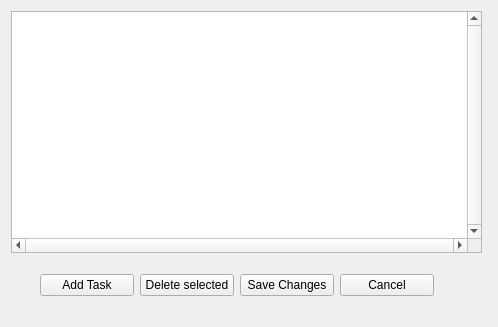
This is src/view/EditCommittees.ui in RachelSugar/cooper as Qt 5 draws it before an edit. The edited form follows.
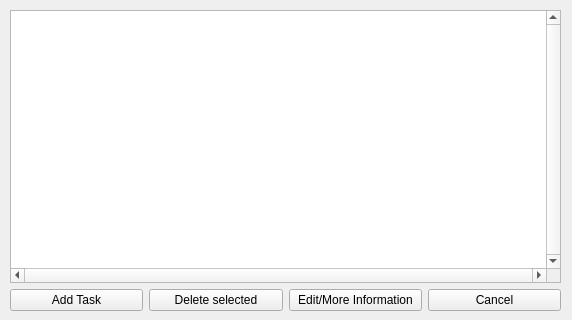
This is the edited form.

Commit message: removed save button, added 'edit/info' button

Diff of the .ui file:
```diff
--- a/src/view/EditCommittees.ui
+++ b/src/view/EditCommittees.ui
@@ -8,22 +8,25 @@
    <rect>
     <x>0</x>
     <y>0</y>
-    <width>498</width>
-    <height>327</height>
+    <width>572</width>
+    <height>320</height>
    </rect>
   </property>
   <property name="windowTitle" >
    <string>Viewing committees</string>
   </property>
+  <widget class="QWidget" name="" >
+   <property name="geometry" >
+    <rect>
+     <x>10</x>
+     <y>10</y>
+     <width>551</width>
+     <height>301</height>
+    </rect>
+   </property>
+   <layout class="QVBoxLayout" name="verticalLayout" >
+    <item>
   <widget class="QTableView" name="view" >
-   <property name="geometry" >
-    <rect>
-     <x>11</x>
-     <y>11</y>
-     <width>471</width>
-     <height>242</height>
-    </rect>
-   </property>
    <property name="verticalScrollBarPolicy" >
     <enum>Qt::ScrollBarAlwaysOn</enum>
    </property>
@@ -43,15 +46,8 @@
     <bool>true</bool>
    </property>
   </widget>
-  <widget class="QWidget" name="layoutWidget" >
-   <property name="geometry" >
-    <rect>
-     <x>40</x>
-     <y>270</y>
-     <width>394</width>
-     <height>31</height>
-    </rect>
-   </property>
+    </item>
+    <item>
    <layout class="QHBoxLayout" name="horizontalLayout" >
     <item>
      <widget class="QPushButton" name="addTask" >
@@ -70,7 +66,7 @@
     <item>
      <widget class="QPushButton" name="SaveButton" >
       <property name="text" >
-       <string>Save Changes</string>
+         <string>Edit/More Information</string>
       </property>
      </widget>
     </item>
@@ -80,6 +76,8 @@
        <string>Cancel</string>
       </property>
      </widget>
+      </item>
+     </layout>
     </item>
    </layout>
   </widget>
```
Left out of the diff: 2 changed lines with no effect on the pictures. Lines whose indentation alone changed are shown as unchanged. The commit also changes 3 other files.
